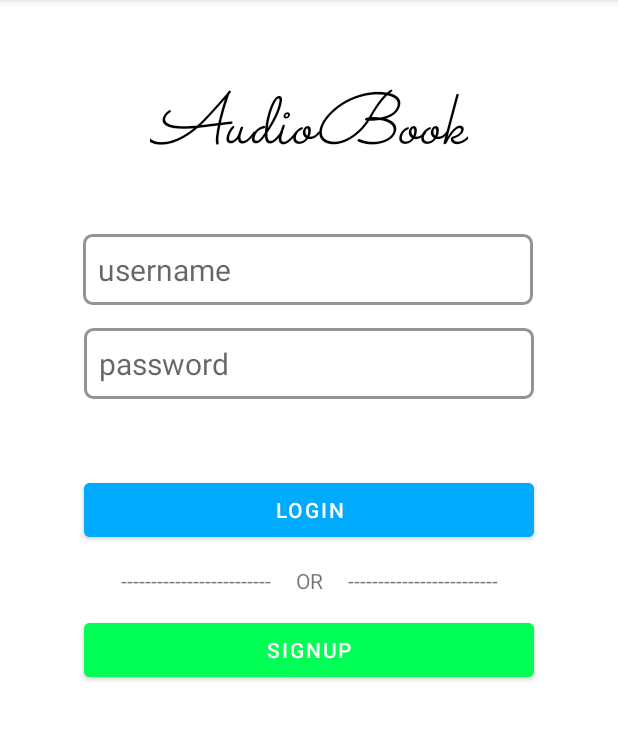
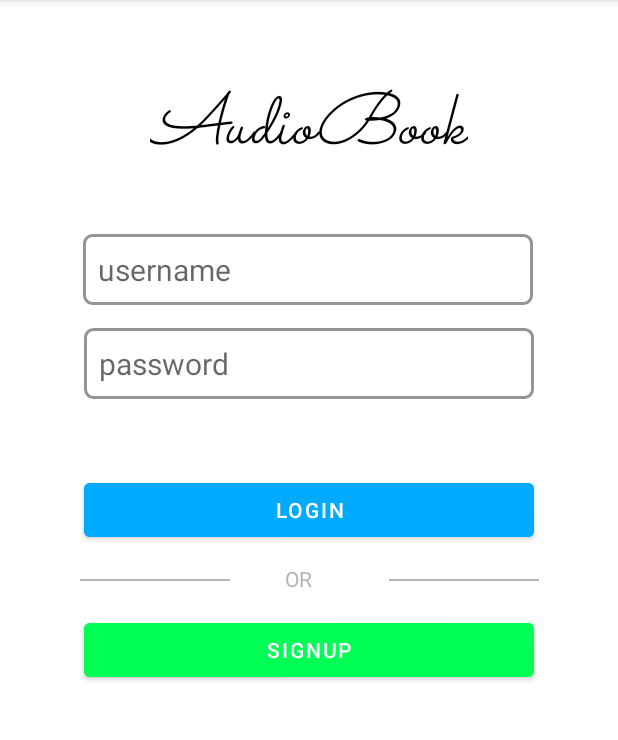
Before and after one commit to Autiobook/Autiobook, an Android app: the screen it shows after launch (LoginActivity), on a phone screen of 412 x 824 dp, the part 84-824 px from its top. Run offline under Robolectric (Android 15) with nearby library versions, the phone set to English and light mode, and no system bars; libraries missing offline, so code that uses them is left out: com.parse; 1 statement that could not run was skipped.

Commit message:
home screen styling

```diff
--- a/app/src/main/AndroidManifest.xml
+++ b/app/src/main/AndroidManifest.xml
@@ -32,9 +32,6 @@
             android:name=".MainActivity"
             android:exported="true" />
 
-        <meta-data
-            android:name="preloaded_fonts"
-            android:resource="@array/preloaded_fonts" />
     </application>
 
 </manifest>
--- a/app/src/main/res/layout/activity_login.xml
+++ b/app/src/main/res/layout/activity_login.xml
@@ -81,23 +81,45 @@
 
     <TextView
         android:id="@+id/tvText"
-        android:layout_width="wrap_content"
-        android:layout_height="wrap_content"
+        android:layout_width="32dp"
+        android:layout_height="21dp"
         android:layout_centerInParent="true"
-        android:layout_marginLeft="10dp"
-        android:layout_marginRight="10dp"
-        android:text="lala"
-        android:textColor="#FFFFFF"
-        tools:ignore="MissingConstraints" />
-
-    <TextView
-        android:id="@+id/textView2"
-        android:layout_width="wrap_content"
-        android:layout_height="wrap_content"
-        android:text="-------------------------     OR     -------------------------"
+        android:text="OR"
+        android:textColor="#B5B5B5"
         app:layout_constraintBottom_toTopOf="@+id/btnSignup"
         app:layout_constraintEnd_toEndOf="parent"
         app:layout_constraintStart_toStartOf="parent"
-        app:layout_constraintTop_toBottomOf="@+id/btnLogin" />
+        app:layout_constraintTop_toBottomOf="@+id/btnLogin"
+        tools:ignore="MissingConstraints" />
+
+    <View
+        android:id="@+id/view"
+        android:layout_width="100dp"
+        android:layout_height="1dp"
+        android:layout_centerVertical="true"
+        android:layout_marginTop="70dp"
+        android:layout_marginBottom="22dp"
+        android:layout_toLeftOf="@id/tvText"
+        android:background="#B5B5B5"
+        app:layout_constraintBottom_toTopOf="@+id/btnSignup"
+        app:layout_constraintEnd_toEndOf="parent"
+        app:layout_constraintStart_toEndOf="@+id/tvText"
+        app:layout_constraintTop_toTopOf="@+id/btnLogin"
+        tools:ignore="MissingConstraints" />
+
+    <View
+        android:id="@+id/view2"
+        android:layout_width="100dp"
+        android:layout_height="1dp"
+        android:layout_centerVertical="true"
+        android:layout_marginTop="70dp"
+        android:layout_marginBottom="22dp"
+        android:layout_toRightOf="@id/tvText"
+        android:background="#B5B5B5"
+        app:layout_constraintBottom_toTopOf="@+id/btnSignup"
+        app:layout_constraintEnd_toStartOf="@+id/tvText"
+        app:layout_constraintStart_toStartOf="parent"
+        app:layout_constraintTop_toTopOf="@+id/btnLogin"
+        tools:ignore="MissingConstraints" />
 
 </androidx.constraintlayout.widget.ConstraintLayout>
```
